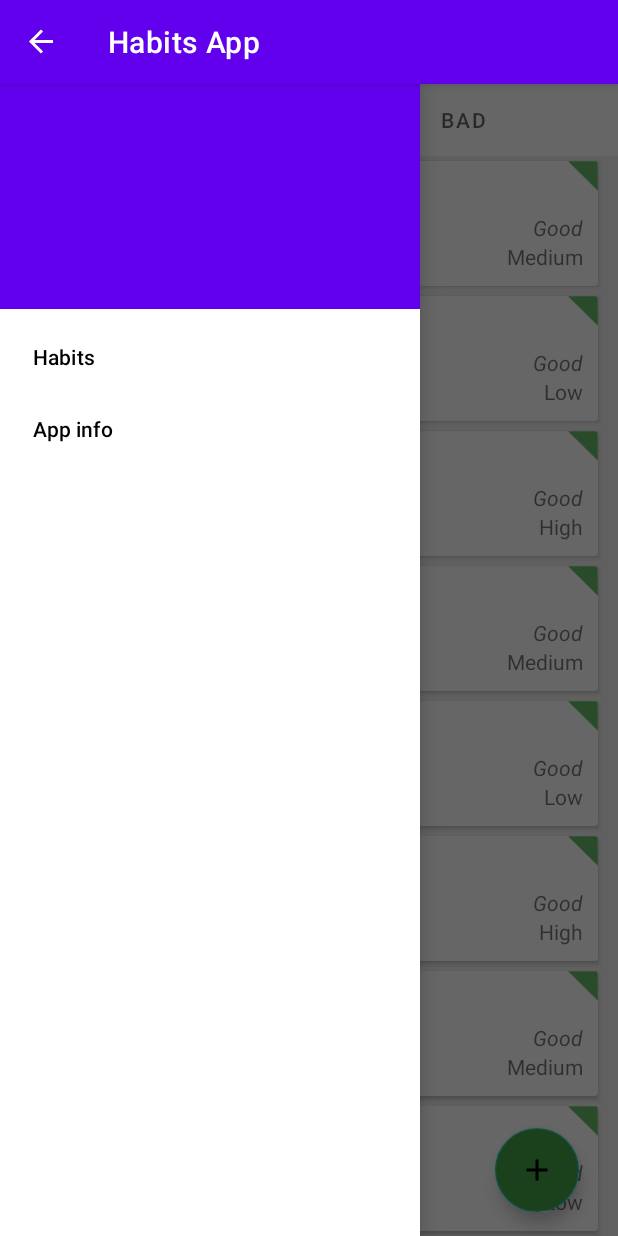
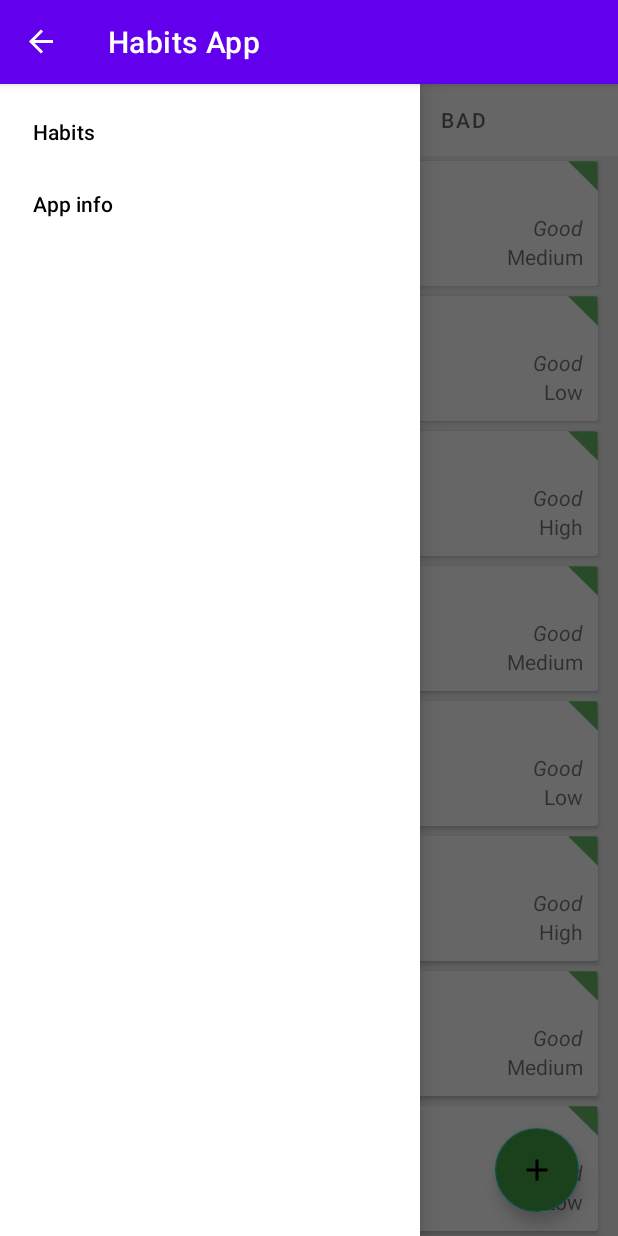
Before and after one commit to fed1v/habits-app, an Android app: the screen it shows after launch (MainActivity), with the side drawer open, on a phone screen of 412 x 824 dp. Run offline under Robolectric (Android 15) with nearby library versions, the phone set to English and light mode, and no system bars.

Commit message:
small visual change

```diff
--- a/app/src/main/res/layout/nav_header.xml
+++ b/app/src/main/res/layout/nav_header.xml
@@ -2,6 +2,6 @@
 <androidx.constraintlayout.widget.ConstraintLayout xmlns:android="http://schemas.android.com/apk/res/android"
     android:layout_width="match_parent"
     android:background="@color/design_default_color_primary"
-    android:layout_height="150dp">
+    android:layout_height="wrap_content">
 
 </androidx.constraintlayout.widget.ConstraintLayout>
```
